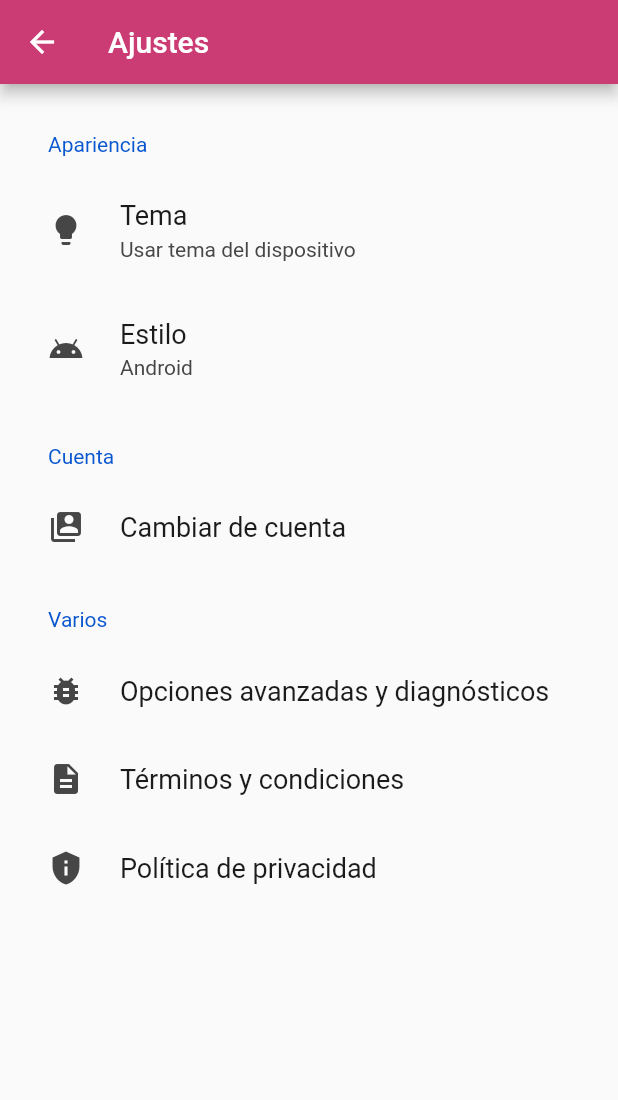
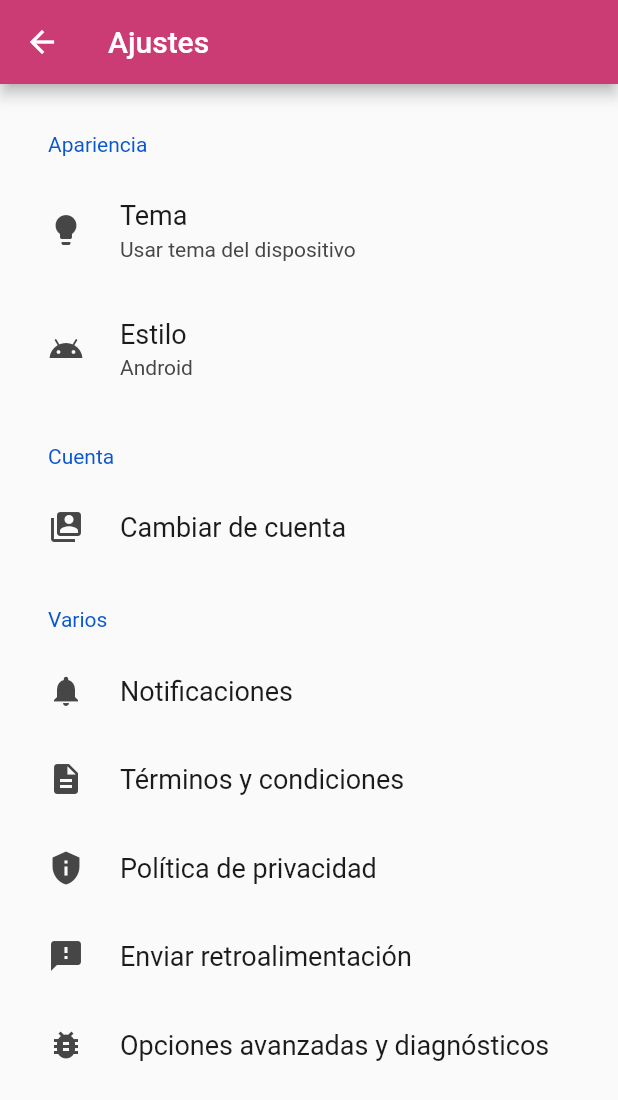
Before and after one commit to miyotl/miyotl, a Flutter app: the SettingsPage screen opened by its route, after a tap on "Términos y condiciones", on a phone screen of 412 x 824 dp. Shown: the top 1100 px of the screen. Run offline on Flutter 3.47's test engine with Material 2 defaults, Android fonts, the phone set to English and light mode, and no system bars; drawn by our look-alikes of settings_ui; our stand-ins replace cached_network_image, firebase_auth, firebase_core, flutter_signin_button, google_fonts, google_sign_in and 5 more; missing offline and left inert: flutter_facebook_auth, flutter_inappwebview, google_api_availability, system_settings; accounts and stored records are empty; network calls fail; statements that could not run were skipped.

Commit message:
update settings

```diff
--- a/lib/screens/settings.dart
+++ b/lib/screens/settings.dart
@@ -7,6 +7,7 @@ import 'package:lenguas/screens/sign_in.dart';
 import 'package:provider/provider.dart';
 import 'package:settings_ui/settings_ui.dart';
 import 'package:url_launcher/url_launcher.dart';
+import 'package:system_settings/system_settings.dart';
 
 class SettingsPage extends StatelessWidget {
   @override
@@ -110,30 +111,39 @@ class SettingsPage extends StatelessWidget {
                 title: 'Varios',
                 tiles: [
                   SettingsTile(
+                    title: 'Notificaciones',
+                    leading: Icon(Icons.notifications),
+                    onPressed: (context) {
+                      SystemSettings.appNotifications();
+                    },
+                  ),
+                  SettingsTile(
+                    title: 'Términos y condiciones',
+                    leading: Icon(Icons.description),
+                    onPressed: (context) => launch(
+                      'https://proyecto-miyotl.web.app/terminos',
+                      forceWebView: true,
+                    ),
+                  ),
+                  SettingsTile(
+                    title: 'Política de privacidad',
+                    leading: Icon(Icons.privacy_tip),
+                    onPressed: (context) => launch(
+                      'https://proyecto-miyotl.web.app/privacidad',
+                      forceWebView: true,
+                    ),
+                  ),
+                  SettingsTile(
+                    title: 'Enviar retroalimentación',
+                    leading: Icon(Icons.feedback),
+                    onPressed: (context) => launch(
+                        'mailto:miyotl@googlegroups.com?subject=Retroalimentación sobre app'),
+                  ),
+                  SettingsTile(
                     title: 'Opciones avanzadas y diagnósticos',
                     leading: Icon(Icons.bug_report),
                     onPressed: (context) =>
                         Navigator.of(context).pushNamed('/debug'),
-                  ),
-                  SettingsTile(
-                    title: 'Términos y condiciones',
-                    leading: Icon(Icons.description),
-                    onPressed: (context) {
-                      launch(
-                        'https://proyecto-miyotl.web.app/terminos',
-                        forceWebView: true,
-                      );
-                    },
-                  ),
-                  SettingsTile(
-                    title: 'Política de privacidad',
-                    leading: Icon(Icons.privacy_tip),
-                    onPressed: (context) {
-                      launch(
-                        'https://proyecto-miyotl.web.app/privacidad',
-                        forceWebView: true,
-                      );
-                    },
                   ),
                 ],
               ),
--- a/pubspec.yaml
+++ b/pubspec.yaml
@@ -42,6 +42,7 @@ dependencies:
   path_provider: ^1.6.27
   auto_size_text: ^2.1.0
   settings_ui: ^0.6.0
+  system_settings: ^1.0.1
 
   # Firebase plugins
   firebase_core: ^0.5.3
```
